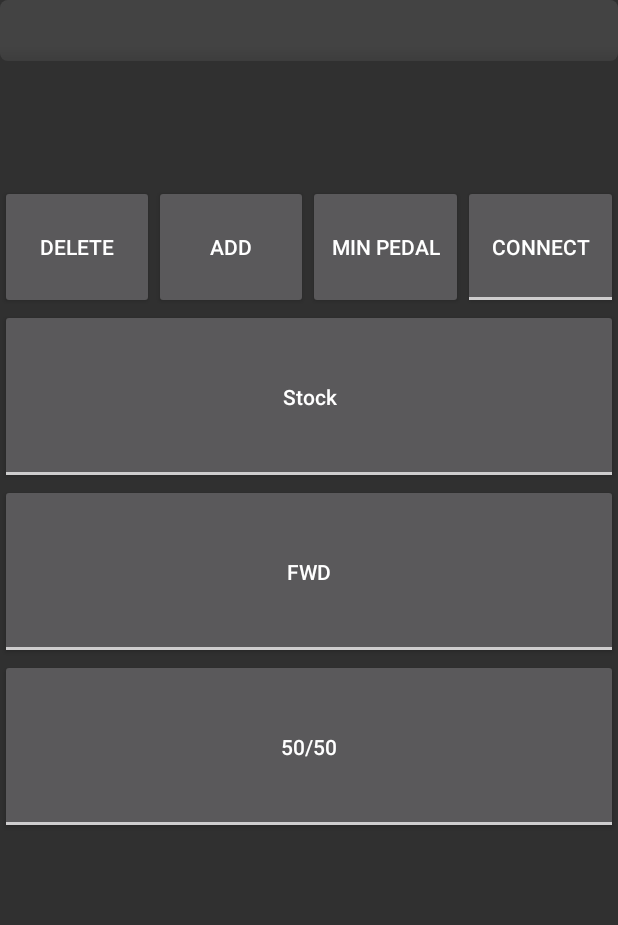
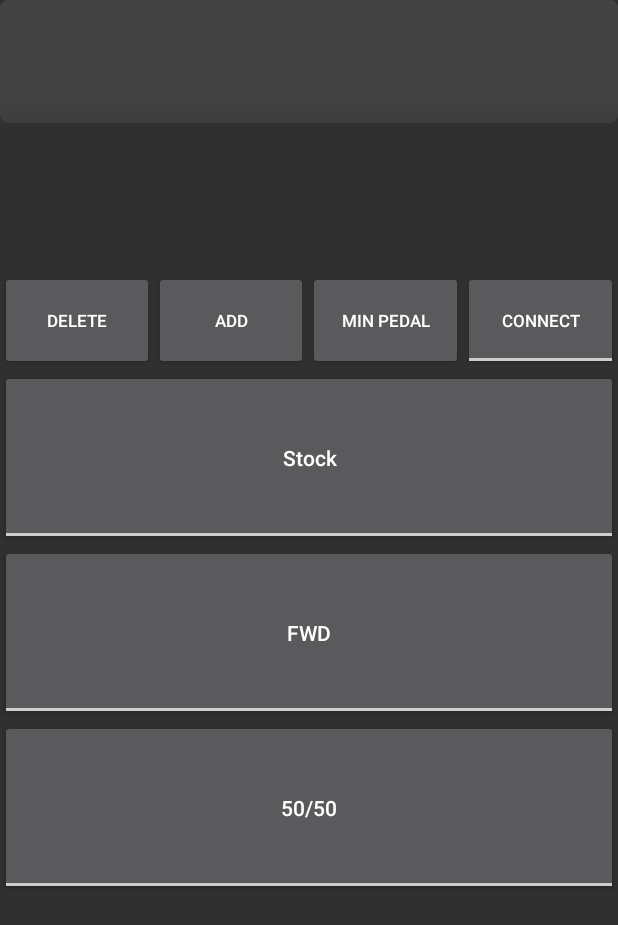
Before and after one commit to ABangingDonk/OpenHaldexApp, an Android app: the screen it shows after launch (MainActivity), on a phone screen of 412 x 824 dp. Shown: the top 925 px of the screen. Run offline under Robolectric (Android 15) with nearby library versions, the phone set to English and light mode, and no system bars; libraries missing offline, so code that uses them is left out: com.github.douglasjunior.bluetoothclassiclibrary; 12 statements that could not run were skipped.

Commit message:
Fixed a null reference bug where app starts with OpenHaldex32 in a custom mode and tries to uncheck a button that doesn't exist.
Modify the layout of the main screen a bit so that disconnected doesn't spill over to a new line

```diff
--- a/app/src/main/java/com/kong/openhaldex/MainActivity.java
+++ b/app/src/main/java/com/kong/openhaldex/MainActivity.java
@@ -116,7 +116,7 @@ public class MainActivity extends AppCompatActivity implements DeleteModeFragmen
 
             @Override
             public void onStartScan() {
-                Toast.makeText(getApplicationContext(),"Searching for OpenHaldex32 module",Toast.LENGTH_SHORT).show();
+                Toast.makeText(getApplicationContext(),"Searching for OpenHaldex32 module...",Toast.LENGTH_SHORT).show();
             }
 
             @Override
@@ -672,7 +672,10 @@ public class MainActivity extends AppCompatActivity implements DeleteModeFragmen
                         else{
                             Toast.makeText(getApplicationContext(), "Booted in custom mode, deselected in App but active",Toast.LENGTH_SHORT).show();
                             ToggleButton previous_selection = findViewById(selected_mode_button);
-                            previous_selection.setChecked(false);
+                            if (previous_selection != null)
+                            {
+                                previous_selection.setChecked(false);
+                            }
                             unknown_mode = true;
                         }
                         Toast.makeText(getApplicationContext(), String.format(Locale.ENGLISH, "Pedal threshold for Haldex activation set to %d%%", pedal_threshold),Toast.LENGTH_SHORT).show();
--- a/app/src/main/res/layout/activity_main.xml
+++ b/app/src/main/res/layout/activity_main.xml
@@ -12,7 +12,7 @@
         android:orientation="vertical"
         android:layout_width="match_parent"
         android:layout_height="0dp"
-        android:layout_weight="0.25"
+        android:layout_weight="0.30"
         android:minWidth="25dp"
         android:minHeight="25dp"
         android:id="@+id/status_window"
@@ -24,7 +24,7 @@
             style="@style/CustomProgressBarHorizontal"
             android:layout_width="match_parent"
             android:layout_height="0dp"
-            android:layout_weight="0.25"
+            android:layout_weight="0.5"
             android:clickable="false"
             android:indeterminate="false"
             android:indeterminateOnly="false"
@@ -33,7 +33,7 @@
         <LinearLayout
             android:layout_width="match_parent"
             android:layout_height="0dp"
-            android:layout_weight="0.25"
+            android:layout_weight="0.30"
             android:orientation="horizontal"
             android:theme="@style/ThemeOverlay.AppCompat.Dark">
             <TextView
@@ -47,7 +47,7 @@
                 app:autoSizeTextType="uniform"
                 app:autoSizeMinTextSize="12sp"
                 app:autoSizeMaxTextSize="100sp"
-                app:autoSizeStepGranularity="2sp"/>
+                app:autoSizeStepGranularity="1px"/>
             <TextView
                 android:id="@+id/lock_target_label"
                 android:layout_width="0dp"
@@ -59,12 +59,12 @@
                 app:autoSizeTextType="uniform"
                 app:autoSizeMinTextSize="12sp"
                 app:autoSizeMaxTextSize="100sp"
-                app:autoSizeStepGranularity="2sp"/>
+                app:autoSizeStepGranularity="1px"/>
         </LinearLayout>
         <LinearLayout
             android:layout_width="match_parent"
             android:layout_height="0dp"
-            android:layout_weight="0.25"
+            android:layout_weight="0.30"
             android:orientation="horizontal"
             android:theme="@style/ThemeOverlay.AppCompat.Dark">
             <TextView
@@ -78,7 +78,7 @@
                 app:autoSizeTextType="uniform"
                 app:autoSizeMinTextSize="12sp"
                 app:autoSizeMaxTextSize="100sp"
-                app:autoSizeStepGranularity="2sp"/>
+                app:autoSizeStepGranularity="1px"/>
             <TextView
                 android:id="@+id/intensity_label"
                 android:layout_width="0dp"
@@ -90,12 +90,12 @@
                 app:autoSizeTextType="uniform"
                 app:autoSizeMinTextSize="12sp"
                 app:autoSizeMaxTextSize="100sp"
-                app:autoSizeStepGranularity="2sp"/>
+                app:autoSizeStepGranularity="1px"/>
         </LinearLayout>
         <LinearLayout
             android:layout_width="match_parent"
             android:layout_height="0dp"
-            android:layout_weight="0.5"
+            android:layout_weight="0.40"
             android:orientation="horizontal"
             android:theme="@style/ThemeOverlay.AppCompat.Dark">
 
@@ -106,6 +106,7 @@
                 android:layout_weight="0.25"
                 android:onClick="delete_button_click"
                 android:text="@string/delete_mode_button"
+                android:textSize="11sp"
                 android:theme="@style/ThemeOverlay.AppCompat.Dark" />
 
             <Button
@@ -115,7 +116,9 @@
                 android:layout_weight="0.25"
                 android:onClick="add_button_click"
                 android:text="@string/add_mode_button"
+                android:textSize="11sp"
                 android:theme="@style/ThemeOverlay.AppCompat.Dark" />
+
             <Button
                 android:id="@+id/set_ped_threshold_button"
                 android:layout_width="0dp"
@@ -123,7 +126,9 @@
                 android:layout_weight="0.25"
                 android:onClick="min_ped_button_click"
                 android:text="@string/set_min_pedal"
+                android:textSize="11sp"
                 android:theme="@style/ThemeOverlay.AppCompat.Dark" />
+
             <ToggleButton
                 android:id="@+id/connect_button"
                 android:layout_width="0dp"
@@ -132,6 +137,7 @@
                 android:onClick="connect_button_click"
                 android:textOff="@string/connect_button_off"
                 android:textOn="@string/connect_button_on"
+                android:textSize="11sp"
                 android:theme="@style/ThemeOverlay.AppCompat.Dark" />
         </LinearLayout>
     </LinearLayout>
@@ -140,7 +146,7 @@
     android:id="@+id/mode_scroller"
     android:layout_width="match_parent"
     android:layout_height="0dp"
-    android:layout_weight="0.75"
+    android:layout_weight="0.70"
     android:theme="@style/ThemeOverlay.AppCompat.Dark">
 
         <LinearLayout
```
